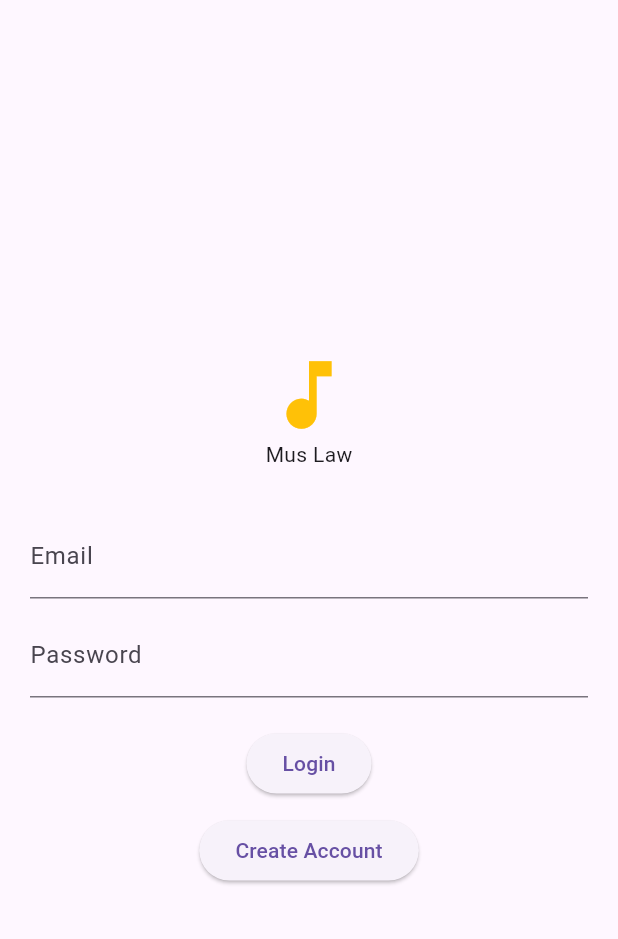
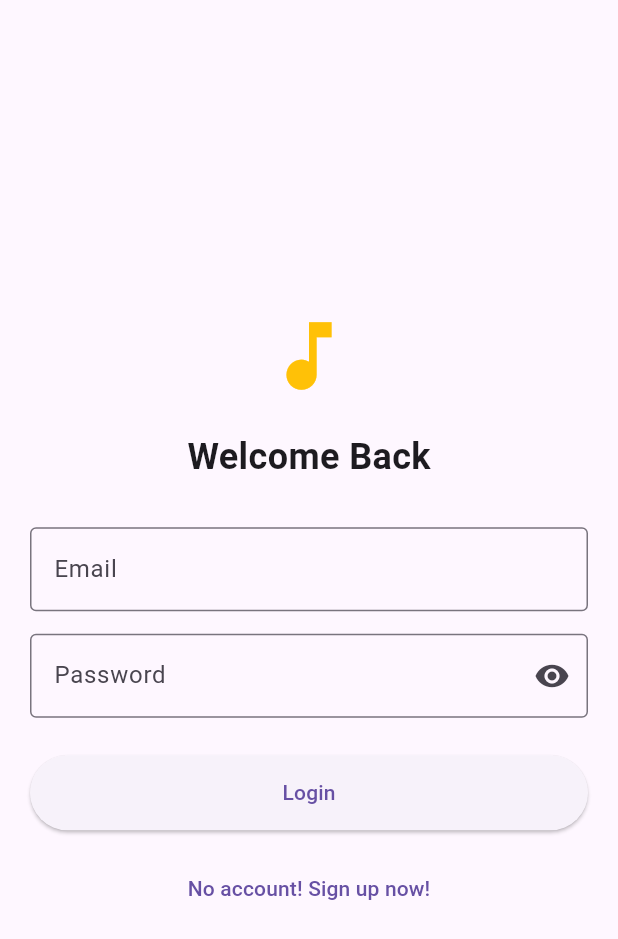
Before and after one commit to apocalypsecop666/mus_law, a Flutter app: the screen it shows after launch, on a phone screen of 412 x 824 dp. Shown: the top 939 px of the screen. Run offline on Flutter 3.47's test engine with Material 3 defaults, Android fonts, the light colour scheme and no system bars; our stand-ins replace hive, hive_flutter; accounts and stored records are empty.

Commit message:
feature: change main file and login screen

```diff
--- a/lib/presentation/screens/login_screen.dart
+++ b/lib/presentation/screens/login_screen.dart
@@ -1,58 +1,145 @@
 import 'package:flutter/material.dart';
+import 'package:mus_law/core/utils/validators.dart';
+import 'package:mus_law/data/repositories/auth_repository.dart';
 import 'package:mus_law/presentation/screens/home_screen.dart';
 import 'package:mus_law/presentation/screens/register_screen.dart';
+import 'package:provider/provider.dart';
 
-class LoginScreen extends StatelessWidget {
+class LoginScreen extends StatefulWidget {
   const LoginScreen({super.key});
+
+  @override
+  State<LoginScreen> createState() => _LoginScreenState();
+}
+
+class _LoginScreenState extends State<LoginScreen> {
+  final _formKey = GlobalKey<FormState>();
+  final _emailController = TextEditingController();
+  final _passwordController = TextEditingController();
+  bool _isLoading = false;
+  bool _obscurePassword = true;
+
+  Future<void> _login() async {
+    if (!_formKey.currentState!.validate()) return;
+
+    setState(() => _isLoading = true);
+
+    final authRepo = Provider.of<AuthRepository>(context, listen: false);
+    final user = await authRepo.login(
+      _emailController.text.trim(),
+      _passwordController.text.trim(),
+    );
+
+    setState(() => _isLoading = false);
+
+    if (user != null && mounted) {
+      Navigator.pushReplacement(
+        context,
+        MaterialPageRoute<Map<dynamic, dynamic>>(
+          builder: (_) => const HomeScreen(),
+        ),
+      );
+    } else if (mounted) {
+      ScaffoldMessenger.of(context).showSnackBar(
+        const SnackBar(content: Text('Invalid email or password')),
+      );
+    }
+  }
+
+  void _togglePasswordVisibility() {
+    setState(() {
+      _obscurePassword = !_obscurePassword;
+    });
+  }
 
   @override
   Widget build(BuildContext context) {
     return Scaffold(
-      body: Padding(
+      body: SafeArea(
+        child: Padding(
           padding: const EdgeInsets.all(20),
+          child: Form(
+            key: _formKey,
             child: Column(
               mainAxisAlignment: MainAxisAlignment.center,
               children: [
                 const Icon(Icons.music_note, size: 60, color: Colors.amber),
-            const Text('Mus Law'),
+                const SizedBox(height: 20),
+                const Text(
+                  'Welcome Back',
+                  style: TextStyle(
+                    fontSize: 24,
+                    fontWeight: FontWeight.bold,
+                  ),
+                ),
                 const SizedBox(height: 30),
-            const TextField(
-              decoration: InputDecoration(labelText: 'Email'),
+                TextFormField(
+                  controller: _emailController,
+                  decoration: const InputDecoration(
+                    labelText: 'Email',
+                    border: OutlineInputBorder(),
                   ),
-            const SizedBox(
-              height: 10,
+                  validator: Validators.validateEmail,
+                  enabled: !_isLoading,
+                  keyboardType: TextInputType.emailAddress,
                 ),
-            const TextField(
-              obscureText: true,
-              decoration: InputDecoration(labelText: 'Password'),
+                const SizedBox(height: 15),
+                TextFormField(
+                  controller: _passwordController,
+                  obscureText: _obscurePassword,
+                  decoration: InputDecoration(
+                    labelText: 'Password',
+                    border: const OutlineInputBorder(),
+                    suffixIcon: IconButton(
+                      icon: Icon(
+                        _obscurePassword
+                            ? Icons.visibility
+                            : Icons.visibility_off,
                       ),
-            const SizedBox(
-              height: 20,
+                      onPressed: _togglePasswordVisibility,
                     ),
-            ElevatedButton(
-              onPressed: () => Navigator.pushReplacement(
-                context,
-                MaterialPageRoute<Map<dynamic, dynamic>>(
-                  builder: (_) => const HomeScreen(),
                   ),
+                  validator: Validators.validatePassword,
+                  enabled: !_isLoading,
+                ),
+                const SizedBox(height: 25),
+                if (_isLoading)
+                  const CircularProgressIndicator()
+                else
+                  SizedBox(
+                    width: double.infinity,
+                    child: ElevatedButton(
+                      onPressed: _login,
+                      style: ElevatedButton.styleFrom(
+                        padding: const EdgeInsets.symmetric(vertical: 15),
                       ),
                       child: const Text('Login'),
                     ),
-            const SizedBox(
-              height: 10,
                   ),
-            ElevatedButton(
-              onPressed: () => Navigator.push(
+                const SizedBox(height: 15),
+                TextButton(
+                  onPressed: _isLoading
+                      ? null
+                      : () => Navigator.push(
                             context,
                             MaterialPageRoute<Map<dynamic, dynamic>>(
                               builder: (_) => const RegisterScreen(),
                             ),
                           ),
-              child: const Text('Create Account'),
+                  child: const Text('No account! Sign up now!'),
                 ),
               ],
             ),
           ),
+        ),
+      ),
     );
   }
+
+  @override
+  void dispose() {
+    _emailController.dispose();
+    _passwordController.dispose();
+    super.dispose();
   }
+}
```
Also changed, not shown: lib/data/repositories/user_repository.dart (added, +44 -0 lines), lib/main.dart (+24 -2 lines). Lines whose indentation alone changed are shown as unchanged.
